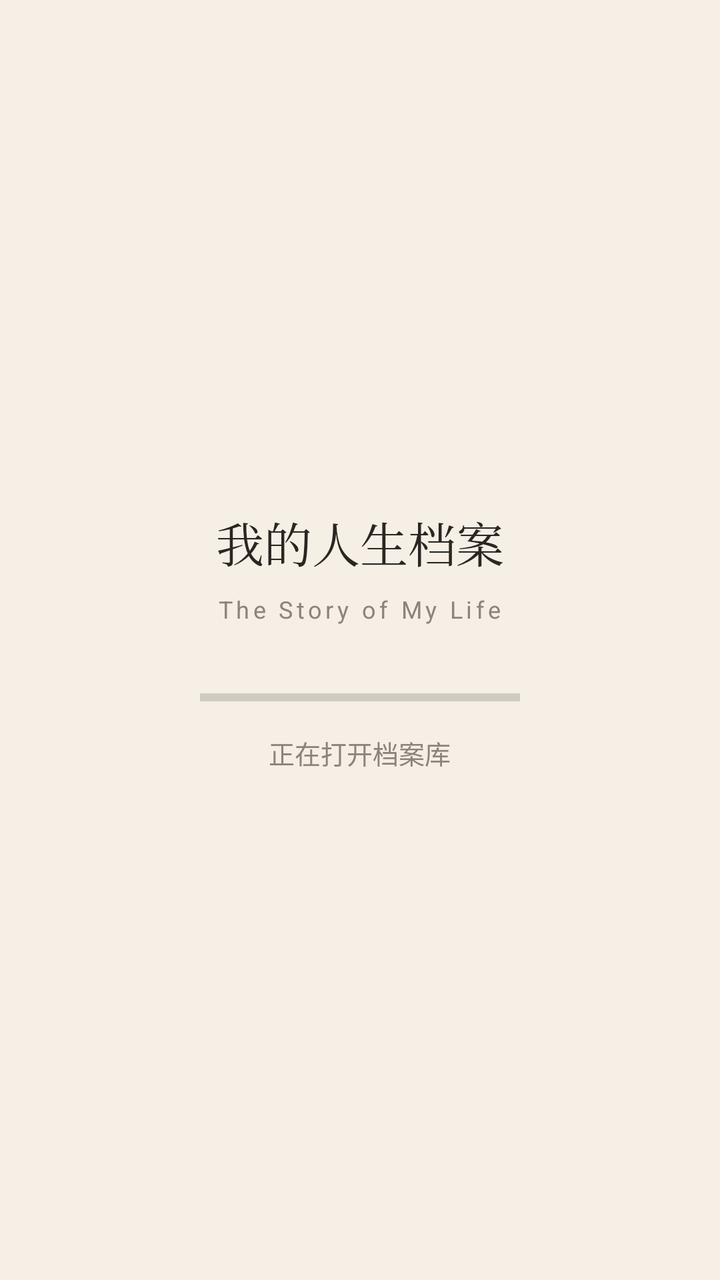
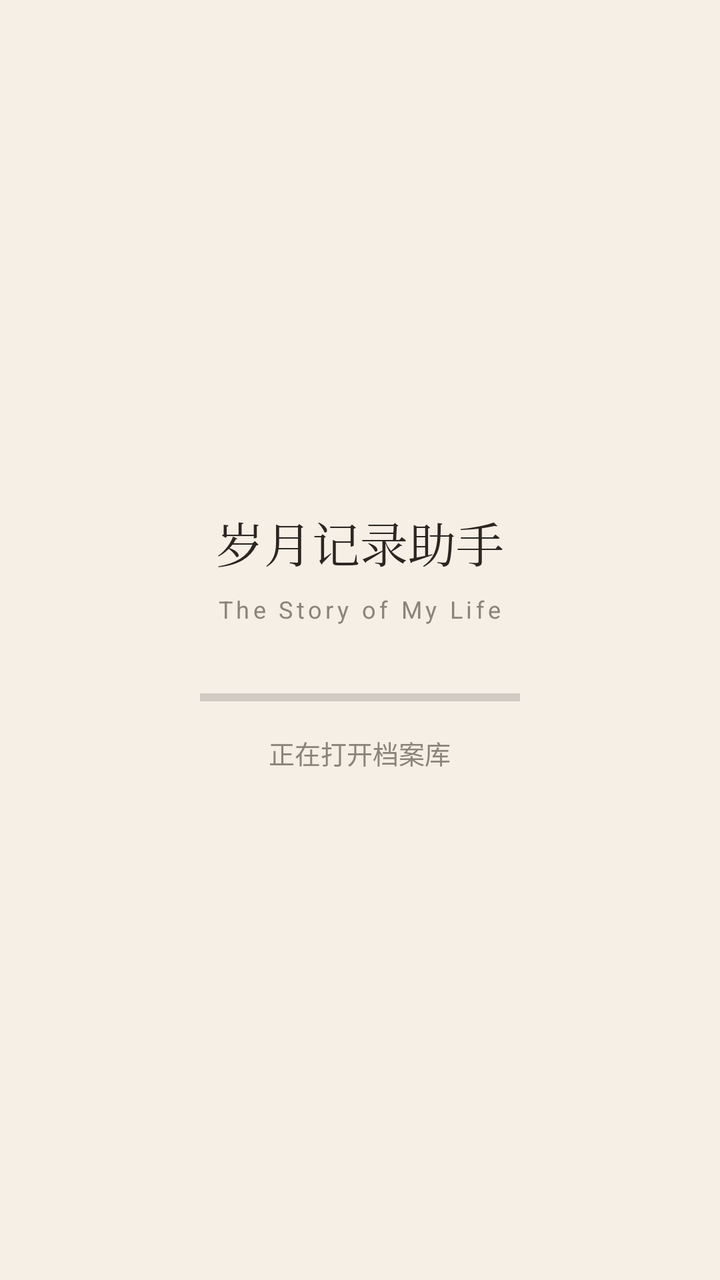

Compare the two renders of this Android layout. The source of the first and the diff that turns it into the second are given below.
<!-- AndroidManifest.xml: application theme AppTheme -->
<!-- res/layout/activity_main.xml -->
<?xml version="1.0" encoding="utf-8"?>
<FrameLayout xmlns:android="http://schemas.android.com/apk/res/android"
    android:layout_width="match_parent"
    android:layout_height="match_parent"
    android:background="#F5EFE6">

    <WebView
        android:id="@+id/web"
        android:layout_width="match_parent"
        android:layout_height="match_parent" />

    <LinearLayout
        android:id="@+id/splash"
        android:layout_width="match_parent"
        android:layout_height="match_parent"
        android:orientation="vertical"
        android:gravity="center"
        android:background="#F5EFE6">

        <TextView
            android:layout_width="wrap_content"
            android:layout_height="wrap_content"
            android:text="我的人生档案"
            android:textSize="24sp"
            android:textColor="#2B2622"
            android:fontFamily="serif" />

        <TextView
            android:layout_width="wrap_content"
            android:layout_height="wrap_content"
            android:layout_marginTop="8dp"
            android:text="The Story of My Life"
            android:textSize="12sp"
            android:textColor="#8C837A"
            android:letterSpacing="0.15" />

        <ProgressBar
            android:id="@+id/bar"
            style="?android:attr/progressBarStyleHorizontal"
            android:layout_width="160dp"
            android:layout_height="wrap_content"
            android:layout_marginTop="28dp"
            android:max="100"
            android:progress="0" />

        <TextView
            android:id="@+id/status"
            android:layout_width="wrap_content"
            android:layout_height="wrap_content"
            android:layout_marginTop="10dp"
            android:text="正在打开档案库"
            android:textSize="13sp"
            android:textColor="#8C837A" />
    </LinearLayout>
</FrameLayout>
<!-- resources referenced by this layout -->
<resources>
  <style name="AppTheme" parent="@android:style/Theme.Material.Light.NoActionBar">
          <item name="android:windowBackground">#F5EFE6</item>
          <item name="android:statusBarColor">#F5EFE6</item>
          <item name="android:windowLightStatusBar">true</item>
      </style>
</resources>

<!-- the commit's change to res/layout/activity_main.xml (unified diff, before → after) -->
@@ -20,7 +20,7 @@
         <TextView
             android:layout_width="wrap_content"
             android:layout_height="wrap_content"
-            android:text="我的人生档案"
+            android:text="岁月记录助手"
             android:textSize="24sp"
             android:textColor="#2B2622"
             android:fontFamily="serif" />
